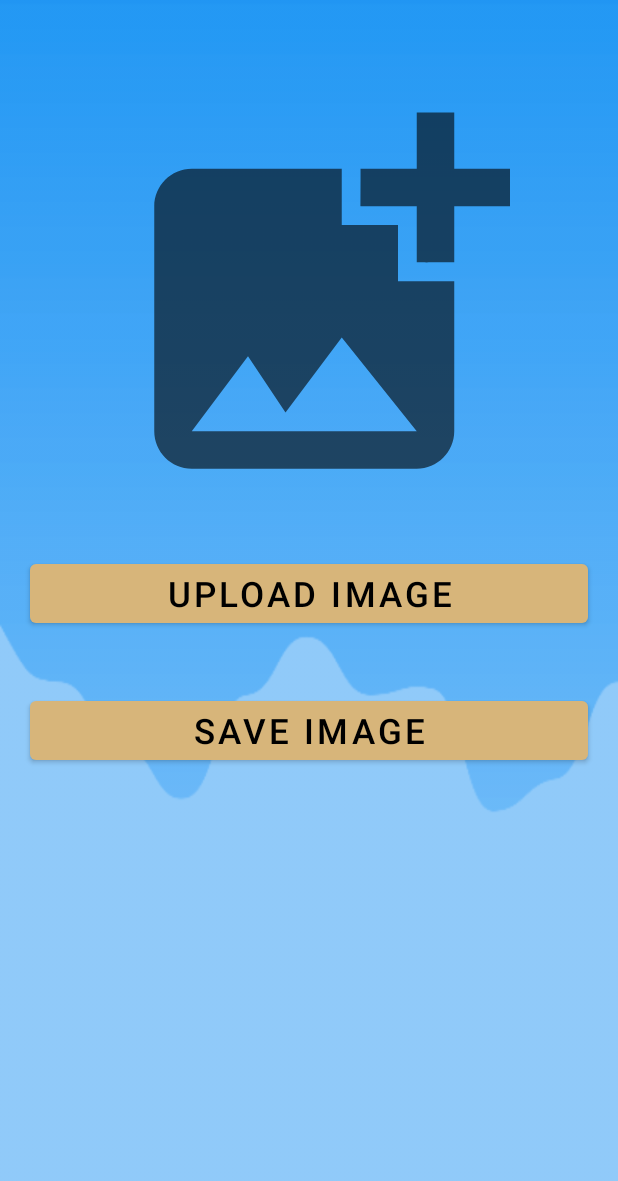
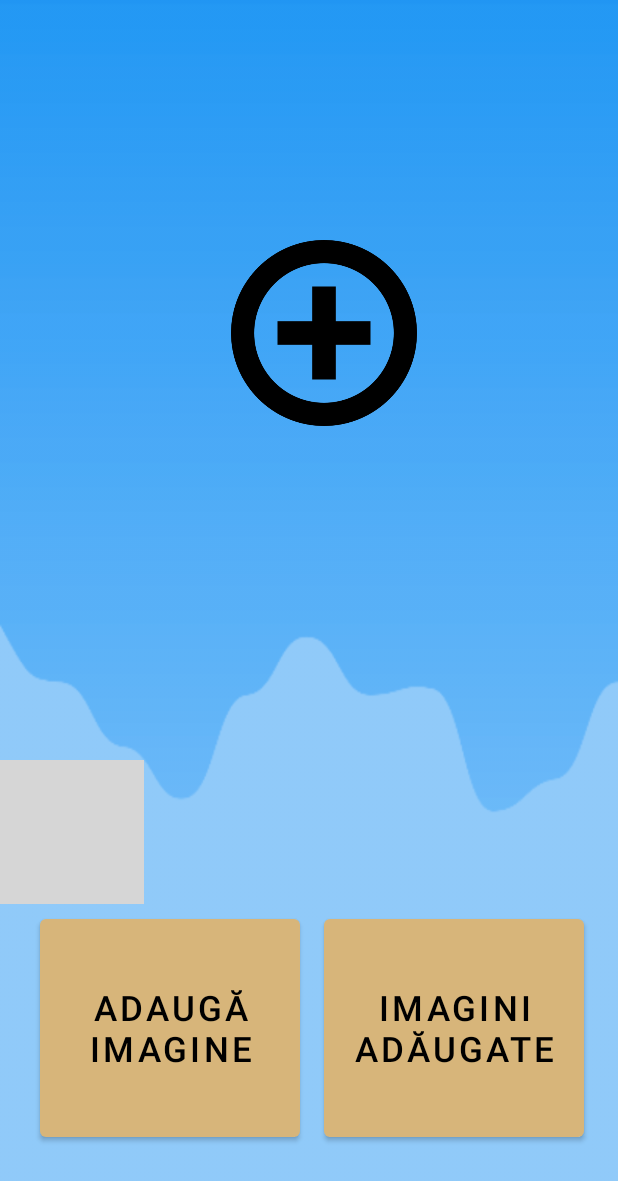
Before and after one commit to CasianGalben/LicentaFinal, an Android app: the ImageUpload screen opened directly, with no data from a screen before it, on a phone screen of 412 x 824 dp. Shown: the top 1181 px of the screen. Run offline under Robolectric (Android 15) with nearby library versions, the light colour scheme and no system bars; our stand-ins replace Firebase (no records; nobody signed in at launch, a user with empty details on screens opened directly); grey boxes are pictures that could not be loaded.

Commit message:
tot mai aproape de final

```diff
--- a/app/src/main/java/com/casian/aplicatiefinala/ImageUpload.java
+++ b/app/src/main/java/com/casian/aplicatiefinala/ImageUpload.java
@@ -1,9 +1,14 @@
 package com.casian.aplicatiefinala;
 
+import androidx.activity.result.ActivityResult;
+import androidx.activity.result.ActivityResultCallback;
+import androidx.activity.result.ActivityResultLauncher;
+import androidx.activity.result.contract.ActivityResultContracts;
 import androidx.annotation.NonNull;
 import androidx.annotation.Nullable;
 import androidx.appcompat.app.AppCompatActivity;
 
+import android.app.Activity;
 import android.content.ContentResolver;
 import android.content.Intent;
 import android.net.Uri;
@@ -32,7 +37,7 @@ public class ImageUpload extends AppCompatActivity {
     ImageView imageView;
     Button saveBtn,uploadBtn;
     ProgressBar progressBar;
-    DatabaseReference reference = FirebaseDatabase.getInstance().getReference().child("Images");
+    DatabaseReference reference = FirebaseDatabase.getInstance().getReference().child("Image");
     StorageReference storageReference = FirebaseStorage.getInstance().getReference();
     Uri uri;
     @Override
@@ -54,7 +59,7 @@ public class ImageUpload extends AppCompatActivity {
                 Intent intent = new Intent();
                 intent.setAction(Intent.ACTION_GET_CONTENT);
                 intent.setType("image/*");
-                startActivityForResult(intent,2);
+                someActivityResultLauncher.launch(intent);
             }
         });
         saveBtn.setOnClickListener(new View.OnClickListener() {
@@ -71,7 +76,7 @@ public class ImageUpload extends AppCompatActivity {
                     UploadImageToFireBase(uri);
                 }
                 else {
-                    Toast.makeText(ImageUpload.this, "Plese select images", Toast.LENGTH_SHORT).show();
+                    Toast.makeText(ImageUpload.this, "Alege o fotografie!", Toast.LENGTH_SHORT).show();
                 }
             }
         });
@@ -79,7 +84,7 @@ public class ImageUpload extends AppCompatActivity {
     }
 
     private void UploadImageToFireBase(Uri uri) {
-        StorageReference file = storageReference.child(System.currentTimeMillis()+ "."+getFileExtension(uri));
+        StorageReference file = storageReference.child(System.currentTimeMillis()+"."+getFileExtension(uri));
         file.putFile(uri).addOnSuccessListener(new OnSuccessListener<UploadTask.TaskSnapshot>() {
             @Override
             public void onSuccess(UploadTask.TaskSnapshot taskSnapshot) {
@@ -92,7 +97,7 @@ public class ImageUpload extends AppCompatActivity {
                         reference.child(Smodel).setValue(model);
                         progressBar.setVisibility(View.INVISIBLE);
                         imageView.setImageResource(R.drawable.ic_baseline_add_photo_alternate_24);
-                        Toast.makeText(ImageUpload.this,"Image Uploaded succ",Toast.LENGTH_LONG).show();
+                        Toast.makeText(ImageUpload.this,"Imaginea a fost încărcată cu succes",Toast.LENGTH_LONG).show();
 
                     }
                 });
@@ -108,7 +113,8 @@ public class ImageUpload extends AppCompatActivity {
         }).addOnFailureListener(new OnFailureListener() {
             @Override
             public void onFailure(@NonNull Exception e) {
-                Toast.makeText(ImageUpload.this,"Failed!!",Toast.LENGTH_LONG).show();
+                Toast.makeText(ImageUpload.this,"Imaginea nu a putut fi încărcată ",Toast.LENGTH_LONG).show();
+
 
             }
         });
@@ -122,13 +128,17 @@ public class ImageUpload extends AppCompatActivity {
 
     }
 
-    @Override
-    protected void onActivityResult(int requestCode, int resultCode, @Nullable Intent data) {
-        super.onActivityResult(requestCode, resultCode, data);
-        if (requestCode == 2 && requestCode == RESULT_OK && data != null){
-            uri=data.getData();
-            imageView.setImageURI(uri);
 
-        }
-    }
+    ActivityResultLauncher<Intent> someActivityResultLauncher = registerForActivityResult(
+            new ActivityResultContracts.StartActivityForResult(),
+            new ActivityResultCallback<ActivityResult>() {
+                @Override
+                public void onActivityResult(ActivityResult result) {
+                    if (result.getResultCode() == Activity.RESULT_OK ) {
+                        Intent data = result.getData();
+                        uri=data.getData();
+                        imageView.setImageURI(uri);
+                    }
+                }
+            });
 }
--- a/app/src/main/java/com/casian/aplicatiefinala/ShowActivity.java
+++ b/app/src/main/java/com/casian/aplicatiefinala/ShowActivity.java
@@ -29,7 +29,7 @@ public class ShowActivity extends AppCompatActivity {
         recyclerView.setHasFixedSize(true);
         recyclerView.setLayoutManager(new LinearLayoutManager(this));
         models= new ArrayList<>();
-        adapter= new Adapter(models,this);
+        adapter= new Adapter(models, this);
         recyclerView.setAdapter(adapter);
         reference.addValueEventListener(new ValueEventListener() {
             @Override
--- a/app/src/main/res/layout/activity_image_upload.xml
+++ b/app/src/main/res/layout/activity_image_upload.xml
@@ -1,48 +1,89 @@
 <?xml version="1.0" encoding="utf-8"?>
-<RelativeLayout xmlns:android="http://schemas.android.com/apk/res/android"
+<androidx.constraintlayout.widget.ConstraintLayout xmlns:android="http://schemas.android.com/apk/res/android"
     xmlns:app="http://schemas.android.com/apk/res-auto"
     xmlns:tools="http://schemas.android.com/tools"
     android:layout_width="match_parent"
     android:layout_height="match_parent"
     android:background="@drawable/backsec"
     tools:context=".ImageUpload">
+
     <ImageView
-        android:layout_width="250dp"
-        android:layout_height="300dp"
-        android:src="@drawable/ic_baseline_add_photo_alternate_24"
+        android:id="@+id/imageView17"
+        android:layout_width="137dp"
+        android:layout_height="124dp"
+        android:layout_marginTop="160dp"
+        app:layout_constraintEnd_toEndOf="parent"
+        app:layout_constraintHorizontal_bias="0.536"
+        app:layout_constraintStart_toStartOf="parent"
+        app:layout_constraintTop_toTopOf="parent"
+        app:srcCompat="@drawable/adddd" />
+
+    <ImageView
+        android:id="@+id/imageView16"
+        android:layout_width="wrap_content"
+        android:layout_height="wrap_content"
+        android:layout_marginBottom="4dp"
+        app:layout_constraintBottom_toTopOf="@+id/btn_save"
+        app:layout_constraintEnd_toEndOf="parent"
+        app:layout_constraintHorizontal_bias="0.0"
+        app:layout_constraintStart_toStartOf="parent"
+        app:srcCompat="@drawable/clouds" />
+
+    <ImageView
+        android:id="@+id/image_view1"
+        android:layout_width="308dp"
+        android:layout_height="378dp"
+
+        android:layout_marginStart="98dp"
+        android:layout_marginTop="40dp"
+        android:layout_marginEnd="64dp"
         android:scaleType="centerCrop"
-        android:layout_marginTop="50dp"
-        android:layout_marginLeft="90dp"
-        android:id="@+id/image_view1"
 
-        />
+        app:layout_constraintEnd_toEndOf="parent"
+        app:layout_constraintHorizontal_bias="0.593"
+        app:layout_constraintStart_toStartOf="parent"
+        app:layout_constraintTop_toTopOf="parent" />
 
     <Button
-        android:layout_width="match_parent"
-        android:layout_height="wrap_content"
-        android:layout_below="@id/image_view1"
-        android:layout_margin="20dp"
-        android:text="Upload Image"
+        android:id="@+id/btn_upload"
+        android:layout_width="173dp"
+
+        android:layout_height="157dp"
+        android:layout_marginBottom="60dp"
+        android:text="Adaugă Imagine"
+        android:textColor="@color/black"
         android:textSize="23sp"
-        android:textColor="@color/black"
-        android:id="@+id/btn_upload" />
+        app:layout_constraintBottom_toBottomOf="parent"
+        app:layout_constraintEnd_toEndOf="parent"
+        app:layout_constraintHorizontal_bias="0.111"
+        app:layout_constraintStart_toStartOf="parent" />
 
     <Button
-        android:layout_width="match_parent"
-        android:layout_height="wrap_content"
-        android:layout_below="@id/btn_upload"
-        android:layout_margin="20dp"
-        android:text="Save Image"
+        android:id="@+id/btn_save"
+        android:layout_width="173dp"
+
+        android:layout_height="157dp"
+
+        android:layout_marginBottom="60dp"
+        android:text="Imagini Adăugate"
+        android:textColor="@color/black"
         android:textSize="23sp"
-        android:textColor="@color/black"
-        android:id="@+id/btn_save" />
+        app:layout_constraintBottom_toBottomOf="parent"
+        app:layout_constraintEnd_toEndOf="parent"
+        app:layout_constraintHorizontal_bias="0.904"
+        app:layout_constraintStart_toStartOf="parent" />
 
     <ProgressBar
         android:id="@+id/btn_progress"
-        android:layout_width="match_parent"
+        style="?android:attr/progressBarStyleHorizontal"
+        android:layout_width="411dp"
         android:layout_height="wrap_content"
-        android:layout_below="@+id/btn_save" />
+        android:layout_below="@+id/btn_save"
+        android:layout_marginBottom="40dp"
+        app:layout_constraintBottom_toBottomOf="parent"
+        app:layout_constraintEnd_toEndOf="parent"
+        app:layout_constraintHorizontal_bias="0.0"
+        app:layout_constraintStart_toStartOf="parent" />
 
 
-
-</RelativeLayout>
+</androidx.constraintlayout.widget.ConstraintLayout>
--- a/app/src/main/res/layout/layout.xml
+++ b/app/src/main/res/layout/layout.xml
@@ -2,9 +2,10 @@
 <androidx.cardview.widget.CardView xmlns:android="http://schemas.android.com/apk/res/android"
     android:layout_width="match_parent"
     android:layout_height="300dp"
+    android:background="@drawable/backsec"
     xmlns:app="http://schemas.android.com/apk/res-auto"
-    android:layout_margin="20dp"
-    app:cardBackgroundColor="@color/white"
+    android:layout_margin="10dp"
+    app:cardBackgroundColor="@drawable/backsec"
     android:elevation="10dp">
 
     <ImageView
```
Also changed, not shown: app/src/main/res/drawable/adddd.png (added).
